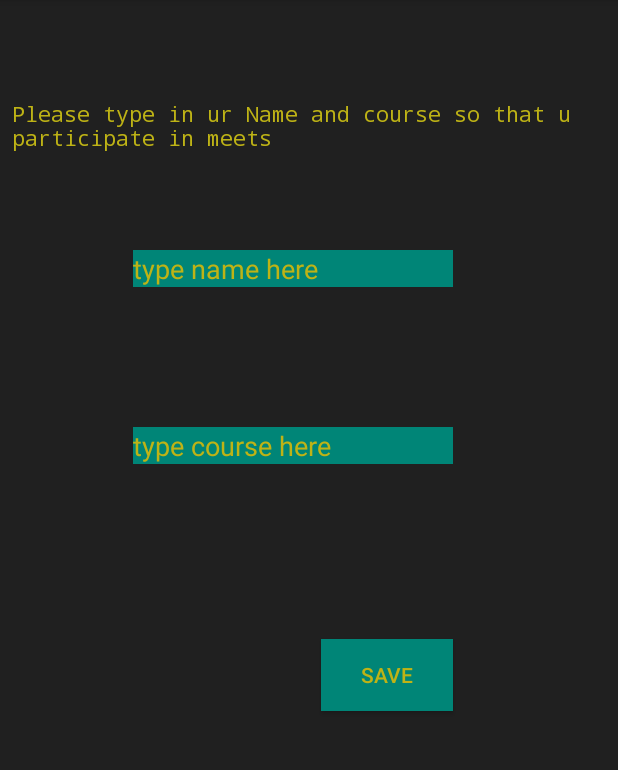
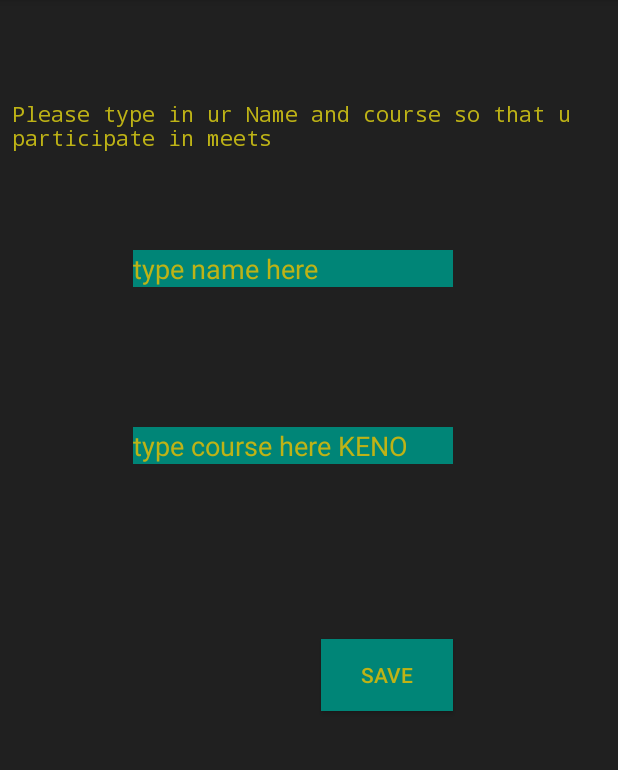
Before and after one commit to 3PNX/FindNLearn, an Android app: the ProfileActivity screen opened directly, with no data from a screen before it, on a phone screen of 412 x 824 dp, the part 84-854 px from its top. Run offline under Robolectric (Android 15) with nearby library versions, the phone set to English and light mode, and no system bars; our stand-ins replace Firebase (no records; nobody signed in at launch, a user with empty details on screens opened directly).

Commit message:
ViewGroup löpt 05.1

```diff
--- a/app/src/main/res/layout/activity_profile.xml
+++ b/app/src/main/res/layout/activity_profile.xml
@@ -20,7 +20,7 @@
         android:background="@color/colorPrimary"
         android:ems="10"
         android:inputType="textPersonName"
-        android:text="type course here"
+        android:text="type course here KENO"
         android:textColor="@color/colorAccent"
         app:layout_constraintBottom_toTopOf="@+id/pro_save"
         app:layout_constraintEnd_toEndOf="parent"
```
